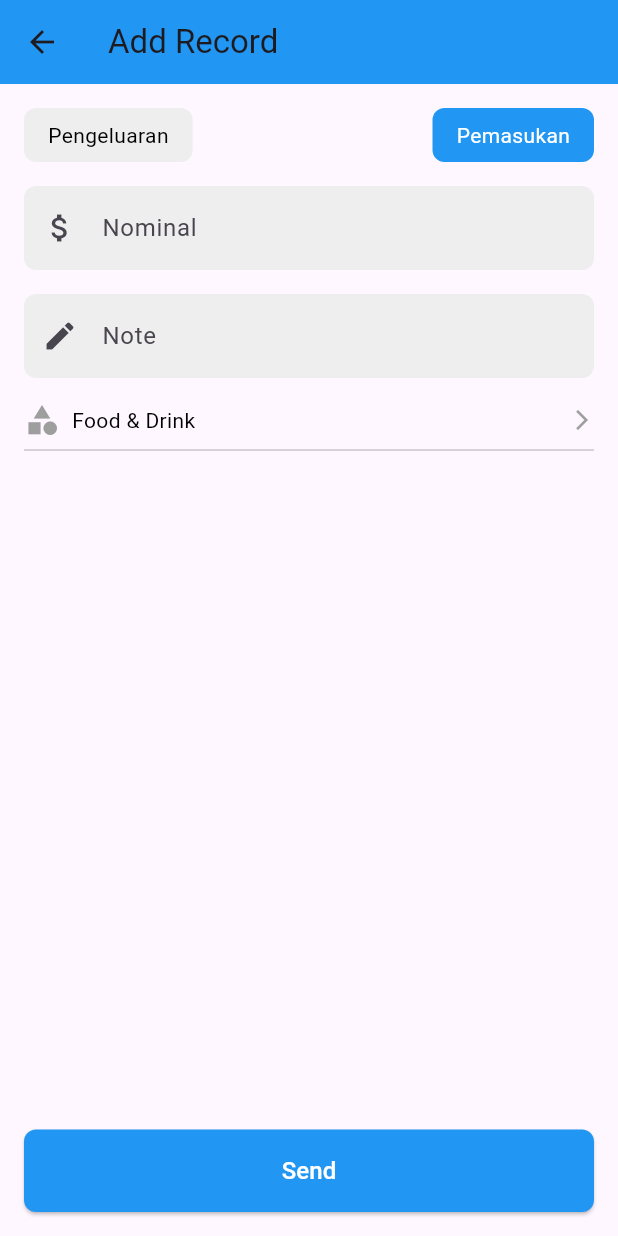
After one commit to AkbarM67/pembukuan_keuangan, a Flutter app: the AddRecordScreen screen opened by its route, on a phone screen of 412 x 824 dp. The commit adds this screen. Run offline on Flutter 3.47's test engine with Material 3 defaults, Android fonts, the phone set to English and light mode, and no system bars; our stand-ins replace firebase_auth, firebase_core, get; accounts and stored records are empty.

Commit message:
memasukan add record

```diff
--- /dev/null
+++ b/lib/controllers/add_record_controller.dart
@@ -0,0 +1,60 @@
+import 'package:flutter/material.dart';
+import 'package:get/get.dart';
+
+class AddRecordController extends GetxController {
+  var isIncome = true.obs; // State untuk toggle pemasukan/pengeluaran
+  var amount = ''.obs; // State untuk nominal
+  var note = ''.obs; // State untuk catatan
+  var selectedCategory = 'Food & Drink'.obs; // State untuk kategori
+
+  // Fungsi untuk toggle pemasukan/pengeluaran
+  void toggleIncome(bool income) {
+    isIncome.value = income;
+  }
+
+  // Fungsi untuk mengupdate nominal
+  void updateAmount(String value) {
+    amount.value = value;
+  }
+
+  // Fungsi untuk mengupdate note
+  void updateNote(String value) {
+    note.value = value;
+  }
+
+  // Fungsi untuk memilih kategori
+  void selectCategory(String category) {
+    selectedCategory.value = category;
+  }
+
+  // Simpan data ke database (contoh aksi)
+  void saveRecord() {
+    if (amount.value.isEmpty || note.value.isEmpty) {
+      Get.snackbar(
+        "Error",
+        "Nominal dan catatan tidak boleh kosong",
+        snackPosition: SnackPosition.BOTTOM,
+      );
+      return;
+    }
+
+    // Simulasi menyimpan data
+    print("Data Disimpan:");
+    print("Jenis: ${isIncome.value ? "Pemasukan" : "Pengeluaran"}");
+    print("Nominal: ${amount.value}");
+    print("Catatan: ${note.value}");
+    print("Kategori: ${selectedCategory.value}");
+
+    // Tampilkan notifikasi berhasil
+    Get.snackbar(
+      "Berhasil",
+      "Record berhasil disimpan!",
+      snackPosition: SnackPosition.BOTTOM,
+      backgroundColor: Colors.green,
+      colorText: Colors.white,
+    );
+
+    // Kembali ke halaman sebelumnya
+    Get.back();
+  }
+}
--- a/lib/main.dart
+++ b/lib/main.dart
@@ -3,6 +3,7 @@ import 'package:flutter/material.dart';
 import 'package:get/get.dart';
 import 'package:pembukuan_keuangan/firebase_options.dart';
 import 'package:pembukuan_keuangan/views/Home_screen.dart';
+import 'package:pembukuan_keuangan/views/add_record_screen.dart';
 import 'package:pembukuan_keuangan/views/login_screen.dart';
 import 'package:pembukuan_keuangan/views/onboarding_screen.dart';
 import 'package:pembukuan_keuangan/views/register_screen.dart';
@@ -32,6 +33,7 @@ class MyApp extends StatelessWidget {
         GetPage(name: '/login', page: () => LoginScreen()),
         GetPage(name: '/register', page: () => RegisterScreen()),
         GetPage(name: '/home', page: () => HomeScreen()),
+        GetPage(name: '/add_record', page: () => AddRecordScreen())
       ],
     );
 
--- a/lib/views/Home_screen.dart
+++ b/lib/views/Home_screen.dart
@@ -73,7 +73,9 @@ class HomeScreen extends StatelessWidget {
                     Row(
                       mainAxisAlignment: MainAxisAlignment.spaceBetween,
                       children: [
-                        _quickActionButton("Add", Icons.add),
+                        _quickActionButton("Add", Icons.add, onTap: () {
+                          Get.toNamed('/add_record'); // navigasi ke AddRecordScreen
+                        }),
                         _quickActionButton("Stats", Icons.bar_chart),
                         _quickActionButton("Report", Icons.swap_horiz),
                         _quickActionButton("Goals", Icons.flag),
@@ -228,8 +230,10 @@ class HomeScreen extends StatelessWidget {
     );
   }
 
-  Widget _quickActionButton(String label, IconData icon) {
-    return Column(
+  Widget _quickActionButton(String label, IconData icon, {VoidCallback? onTap}) {
+    return GestureDetector(
+      onTap: onTap,
+      child: Column(
           children: [
             Container(
               height: 50,
@@ -246,6 +250,7 @@ class HomeScreen extends StatelessWidget {
               style: TextStyle(color: Colors.white, fontSize: 12),
             ),
           ],
+        ),
     );
   }
 }
--- /dev/null
+++ b/lib/views/add_record_screen.dart
@@ -0,0 +1,132 @@
+import 'package:flutter/material.dart';
+import 'package:get/get.dart';
+import 'package:pembukuan_keuangan/controllers/add_record_controller.dart';
+
+class AddRecordScreen extends StatelessWidget {
+  final AddRecordController controller = Get.put(AddRecordController());
+
+  @override
+  Widget build(BuildContext context) {
+    return Scaffold(
+      appBar: AppBar(
+        title: Text('Add Record'),
+        backgroundColor: Colors.blue,
+      ),
+      body: Padding(
+        padding: const EdgeInsets.all(16.0),
+        child: Column(
+          children: [
+            // Toggle Pemasukan/Pengeluaran
+            Obx(() => Row(
+                  mainAxisAlignment: MainAxisAlignment.spaceBetween,
+                  children: [
+                    _buildToggleButton("Pengeluaran", !controller.isIncome.value),
+                    _buildToggleButton("Pemasukan", controller.isIncome.value),
+                  ],
+                )),
+            SizedBox(height: 16),
+
+            // Input Nominal
+            TextField(
+              keyboardType: TextInputType.number,
+              onChanged: (value) => controller.updateAmount(value),
+              decoration: InputDecoration(
+                prefixIcon: Icon(Icons.attach_money),
+                hintText: "Nominal",
+                fillColor: Colors.grey[200],
+                filled: true,
+                border: OutlineInputBorder(
+                  borderRadius: BorderRadius.circular(8),
+                  borderSide: BorderSide.none,
+                ),
+              ),
+            ),
+            SizedBox(height: 16),
+
+            // Note Field
+            TextField(
+              onChanged: (value) => controller.updateNote(value),
+              decoration: InputDecoration(
+                prefixIcon: Icon(Icons.edit),
+                hintText: "Note",
+                fillColor: Colors.grey[200],
+                filled: true,
+                border: OutlineInputBorder(
+                  borderRadius: BorderRadius.circular(8),
+                  borderSide: BorderSide.none,
+                ),
+              ),
+            ),
+            SizedBox(height: 16),
+
+            // Kategori
+            GestureDetector(
+              onTap: () {
+                // Contoh: ubah kategori secara manual
+                controller.selectCategory("Shopping");
+              },
+              child: Obx(() => Row(
+                    mainAxisAlignment: MainAxisAlignment.spaceBetween,
+                    children: [
+                      Row(
+                        children: [
+                          Icon(Icons.category, color: Colors.grey),
+                          SizedBox(width: 8),
+                          Text(
+                            controller.selectedCategory.value,
+                            style: TextStyle(color: Colors.black),
+                          ),
+                        ],
+                      ),
+                      Icon(Icons.arrow_forward_ios, color: Colors.grey, size: 16),
+                    ],
+                  )),
+            ),
+            Divider(),
+
+            Spacer(),
+
+            // Tombol Kirim
+            ElevatedButton(
+              onPressed: () => controller.saveRecord(),
+              style: ElevatedButton.styleFrom(
+                padding: EdgeInsets.symmetric(vertical: 16),
+                shape: RoundedRectangleBorder(
+                  borderRadius: BorderRadius.circular(8),
+                ),
+                backgroundColor: Colors.blue,
+              ),
+              child: Center(
+                child: Text(
+                  "Send",
+                  style: TextStyle(color: Colors.white, fontSize: 16),
+                ),
+              ),
+            ),
+          ],
+        ),
+      ),
+    );
+  }
+
+  Widget _buildToggleButton(String text, bool isActive) {
+    return GestureDetector(
+      onTap: () {
+        controller.toggleIncome(text == "Pemasukan");
+      },
+      child: Container(
+        padding: EdgeInsets.symmetric(horizontal: 16, vertical: 8),
+        decoration: BoxDecoration(
+          borderRadius: BorderRadius.circular(8),
+          color: isActive ? Colors.blue : Colors.grey[200],
+        ),
+        child: Text(
+          text,
+          style: TextStyle(
+            color: isActive ? Colors.white : Colors.black,
+          ),
+        ),
+      ),
+    );
+  }
+}
```
Lines whose indentation alone changed are shown as unchanged.
